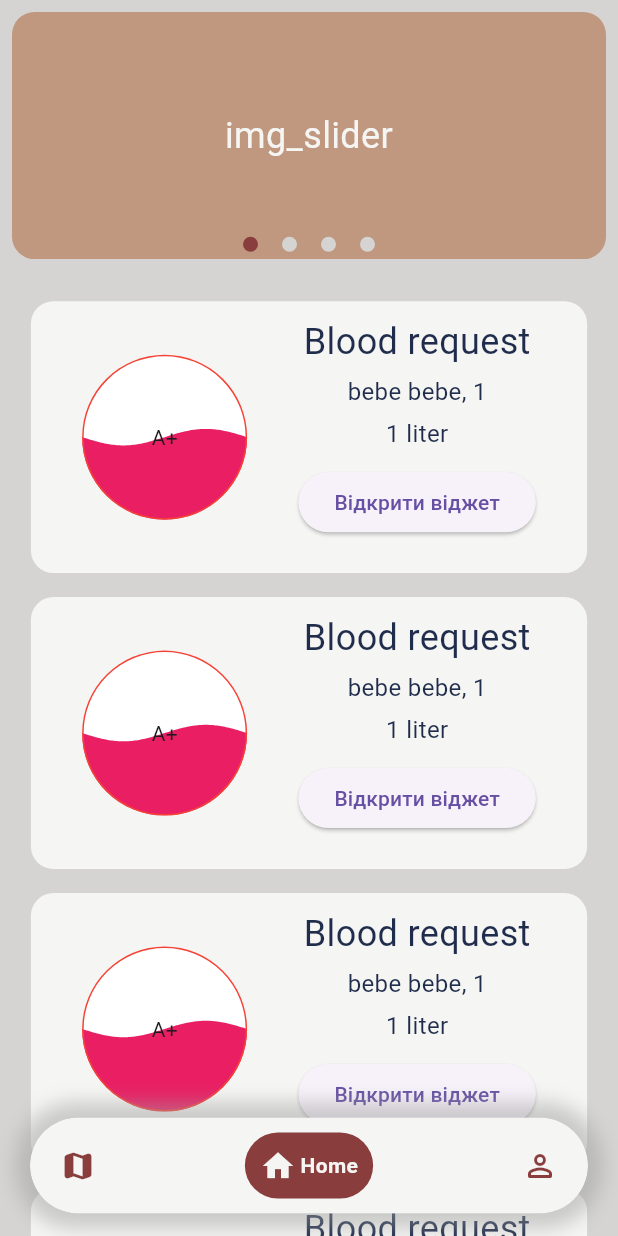
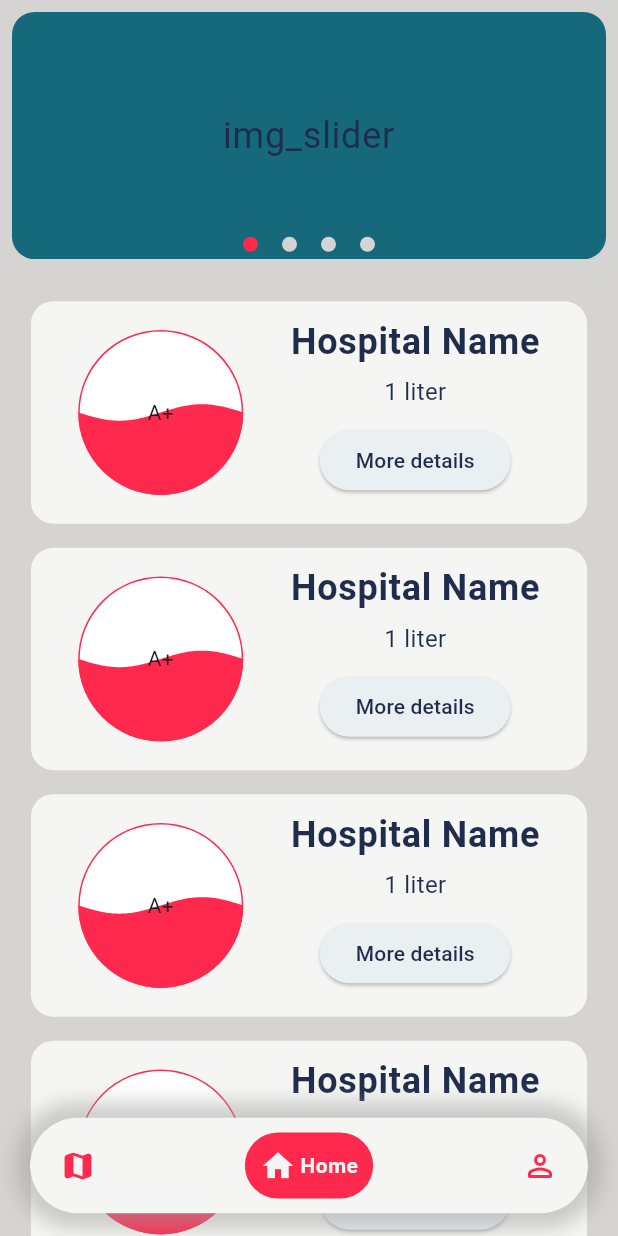
Before and after one commit to AlesonDEV/BEST-HACKath0n-2024-PESTUNE, a Flutter app: the MainPage screen opened directly, item 2 of the bottom bar chosen, on a phone screen of 412 x 824 dp. Run offline on Flutter 3.47's test engine with Material 3 defaults, Android fonts, the light colour scheme and no system bars; drawn by our look-alikes of google_nav_bar, smooth_page_indicator; our stand-ins replace google_fonts, liquid_progress_indicator_v2; missing offline and left inert: metaballs; network calls fail; Roboto replaces fonts that are missing (Nabla, Ubuntu).

Commit message:
added Google Fonts + Color palette | v0.35

```diff
--- a/lib/client/components/homePageWidgets/blood_request_card.dart
+++ b/lib/client/components/homePageWidgets/blood_request_card.dart
@@ -2,6 +2,8 @@ import 'package:blood_flow/client/components/homePageWidgets/blood_request_detai
 import 'package:flutter/material.dart';
 import 'package:liquid_progress_indicator_v2/liquid_progress_indicator.dart';
 import '../../config/colors.dart';
+import 'package:google_fonts/google_fonts.dart';
+
 
 class BloodRequestCard extends StatelessWidget {
   @override
@@ -14,7 +16,7 @@ class BloodRequestCard extends StatelessWidget {
         borderRadius: BorderRadius.circular(15),
       ),
       width: screenSize.width * 0.9,
-      height: screenSize.height * 0.22,
+      height: screenSize.height * 0.18,
       alignment: Alignment.center,
       child: Row(
         mainAxisAlignment: MainAxisAlignment.spaceEvenly,
@@ -24,9 +26,9 @@ class BloodRequestCard extends StatelessWidget {
             height: 110.0,
             child: LiquidCircularProgressIndicator(
               value: 0.5, // Defaults to 0.5.
-              valueColor: AlwaysStoppedAnimation(Colors.pink),
+              valueColor: AlwaysStoppedAnimation(SecondaryColor),
               backgroundColor: Colors.white,
-              borderColor: Colors.red,
+              borderColor: SecondaryColor,
               borderWidth: 1.0,
               direction: Axis.vertical,
               center: Text("A+"),
@@ -35,15 +37,14 @@ class BloodRequestCard extends StatelessWidget {
           Column(
             children: [
               SizedBox(height: 10),
+
+
               Text(
-                'Blood request',
-                style: TextStyle(fontSize: 24, color: MainTextColor),
-                textAlign: TextAlign.center,
-              ),
-              SizedBox(height: 5),
-              Text(
-                'bebe bebe, 1',
-                style: TextStyle(fontSize: 16, color: MainTextColor),
+                'Hospital Name',
+                style: GoogleFonts.ubuntu(
+                  textStyle: TextStyle(color: MainTextColor, letterSpacing: 0.5, fontSize: 24),
+                  fontWeight: FontWeight.w700,
+                ),
                 textAlign: TextAlign.center,
               ),
               SizedBox(height: 5),
@@ -62,8 +63,13 @@ class BloodRequestCard extends StatelessWidget {
                     },
                   );
                 },
-                child: Text('Відкрити віджет'),
+                style: ButtonStyle(
+                  backgroundColor: MaterialStateProperty.all<Color>(ButtonColor),
+                  foregroundColor: MaterialStateProperty.all<Color>(MainTextColor),
+                ),
+                child: Text('More details'),
               ),
+
 
             ],
           ),
--- a/lib/client/components/homePageWidgets/info_slider_widget/slider_img.dart
+++ b/lib/client/components/homePageWidgets/info_slider_widget/slider_img.dart
@@ -1,4 +1,6 @@
 import 'package:flutter/material.dart';
+
+import 'package:google_fonts/google_fonts.dart';
 
 import '../../../config/colors.dart';
 
@@ -17,7 +19,9 @@ class SliderImg extends StatelessWidget {
       alignment: Alignment.center,
       child: Text(
         'img_slider',
-        style: TextStyle(fontSize: 24, color: MainColor), // Зміна кольору тексту
+        style: GoogleFonts.nabla(
+            textStyle: TextStyle(color: MainTextColor, letterSpacing: 0.5, fontSize: 24)
+        ),
         textAlign: TextAlign.center,
       ),
     );
--- a/lib/client/config/colors.dart
+++ b/lib/client/config/colors.dart
@@ -2,17 +2,30 @@ import 'package:flutter/material.dart';
 
 const MainColor = const Color(0xffF5F5F3);
 const BGColor = const Color(0xffd5d4d2);
-const SecondaryColor = const Color(0xff8a3d3d);
-const ElementColor = const Color(0xffc09880);
+const SecondaryColor = const Color(0xffff284d);
+const ElementColor = const Color(0xff16697a);
 const MainTextColor = const Color(0xff1f2c4b);
+
+const ButtonColor = const Color(0xffeaeff2);
+
+
+
+
+
+
+
+const Color2 = const Color(0xff1f2c4b);
+const Color9 = const Color(0xffff4228);
+const Color11 = const Color(0xff16697a);
+const Color12 = const Color(0xffff284d);
 
 
 
 
 const Color1 = const Color(0xffc66d6d);
-const Color2 = const Color(0xff1f2c4b);
 const Color3 = const Color(0xffc09880);
 const Color4 = const Color(0xff683434);
+const Color10 = const Color(0xff8a3d3d);
 const Color5 = const Color(0xffF5F5F3);
 const Color6 = const Color(0xff1E1E26);
 const Color7 = const Color(0xff6A677A);
--- a/pubspec.yaml
+++ b/pubspec.yaml
@@ -31,7 +31,6 @@ dependencies:
   flutter:
     sdk: flutter
 
-  liquid_progress_indicator_v2: ^0.5.0
 
   # The following adds the Cupertino Icons font to your application.
   # Use with the CupertinoIcons class for iOS style icons.
@@ -42,6 +41,8 @@ dependencies:
   flutter_svg: ^2.0.10+1
   liquid_progress_indicator_v2: ^0.5.0
   url_launcher: ^6.2.6
+  flutter_native_splash: ^2.4.0
+  google_fonts: ^6.2.1
 
 dev_dependencies:
   flutter_test:
```
Also changed, not shown: lib/client/components/profilePage/medical_card_widget.dart (added, +63 -0 lines), lib/client/pages/mainPages/profilePage/medicalIdPage.dart (+3 -50 lines), lib/client/pages/mainPages/profilePage/profilePage.dart (+27 -31 lines), pubspec.lock.
